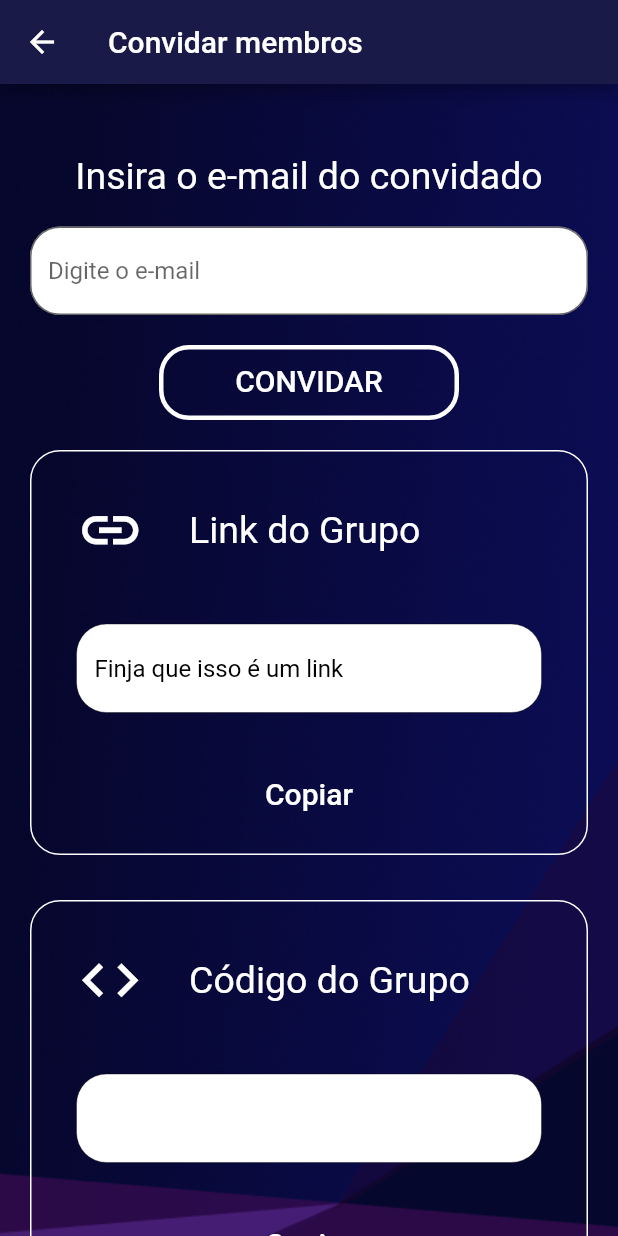
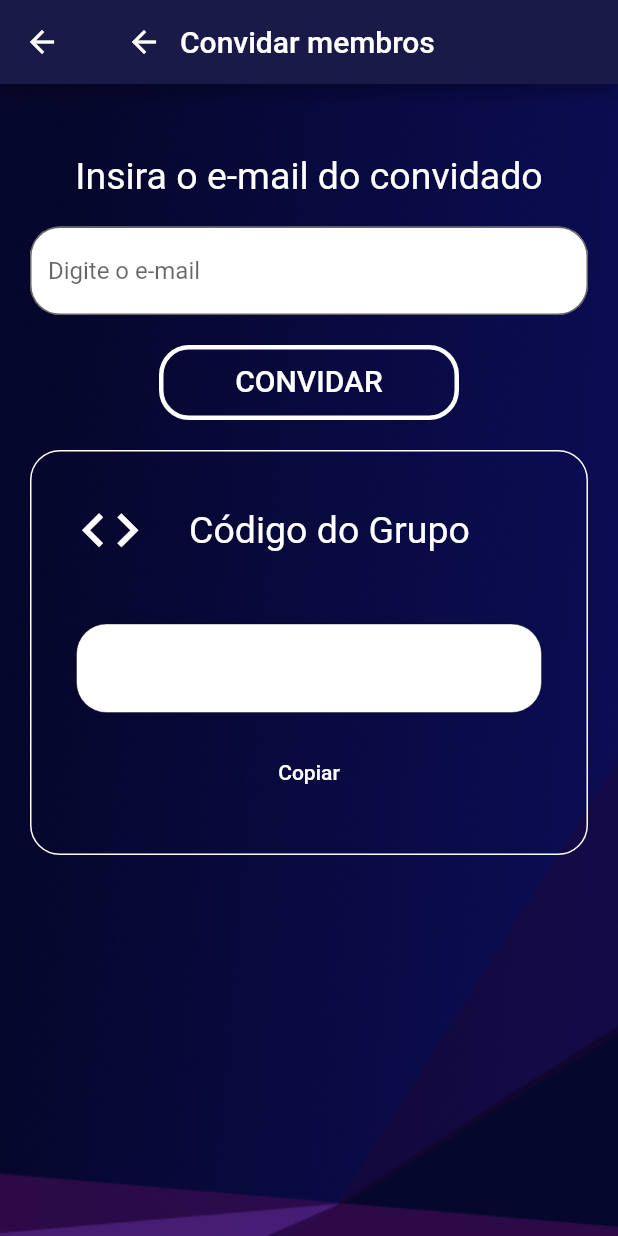
Before and after one commit to HugoTin/Legatto, a Flutter app: the AddMember screen opened directly with empty values, on a phone screen of 412 x 824 dp. Run offline on Flutter 3.47's test engine with Material 3 defaults, Android fonts, the phone set to English and light mode, and no system bars; our stand-ins replace cloud_firestore, dio, dotted_border, file_picker, firebase_auth, firebase_core and 5 more; missing offline and left inert: android_path_provider, info_popup; accounts and stored records are empty.

Commit message:
ultimo commit

```diff
--- a/lib/pages/group/addMember.page.dart
+++ b/lib/pages/group/addMember.page.dart
@@ -1,4 +1,5 @@
 import 'dart:async';
+import 'package:go_router/go_router.dart';
 
 import 'package:cloud_firestore/cloud_firestore.dart';
 import 'package:flutter/material.dart';
@@ -48,11 +49,16 @@ class _AddMemberState extends State<AddMember> {
   Widget build(BuildContext context) {
     return Scaffold(
         appBar: AppBar(
-          title: Text("Convidar membros"),
+          title: Row(children: [
+            IconButton(
+                onPressed: () => GoRouter.of(context).go("/home"),
+                icon: const Icon(Icons.arrow_back)),
+            const Text("Convidar membros")
+          ]),
         ),
         body: Container(
-          padding: EdgeInsets.fromLTRB(20, 50, 20, 0),
-          decoration: BoxDecoration(
+          padding: const EdgeInsets.fromLTRB(20, 50, 20, 0),
+          decoration: const BoxDecoration(
               image: DecorationImage(
             image: AssetImage("images/HomeBackground.png"),
             fit: BoxFit.fill,
@@ -64,16 +70,16 @@ class _AddMemberState extends State<AddMember> {
                   child: Column(
                     children: [
                       Container(
-                          margin: EdgeInsets.only(bottom: 20),
+                          margin: const EdgeInsets.only(bottom: 20),
                           width: 350,
-                          child: Text("Insira o e-mail do convidado",
+                          child: const Text("Insira o e-mail do convidado",
                               textAlign: TextAlign.center,
                               style: TextStyle(
                                   height: 1,
                                   fontSize: 25,
                                   color: Colors.white))),
                       TextField(
-                          style: TextStyle(color: Colors.black),
+                          style: const TextStyle(color: Colors.black),
                           maxLength: 8,
                           decoration: InputDecoration(
                             hintText: "Digite o e-mail",
@@ -85,27 +91,88 @@ class _AddMemberState extends State<AddMember> {
                           ),
                           keyboardType: TextInputType.emailAddress),
                       Container(
-                        margin: EdgeInsets.fromLTRB(0, 20, 0, 20),
+                        margin: const EdgeInsets.fromLTRB(0, 20, 0, 20),
                         width: 200,
                         height: 50,
                         child: OutlinedButton(
-                          child: Text(
-                            "CONVIDAR",
-                            style: TextStyle(
-                                height: 1, fontSize: 20, color: Colors.white),
-                          ),
                           style: OutlinedButton.styleFrom(
-                              side: BorderSide(
+                              side: const BorderSide(
                                 width: 3.0,
                                 color: Colors.white,
                               ),
                               shape: RoundedRectangleBorder(
                                   borderRadius: BorderRadius.circular(20))),
                           onPressed: () => _onEntry(context),
+                          child: const Text(
+                            "CONVIDAR",
+                            style: TextStyle(
+                                height: 1, fontSize: 20, color: Colors.white),
+                          ),
                         ),
                       ),
+                      // Container(
+                      //   padding: const EdgeInsets.all(30),
+                      //   width: 500,
+                      //   height: 270,
+                      //   decoration: BoxDecoration(
+                      //       border: Border.all(color: Colors.white),
+                      //       borderRadius: BorderRadius.circular(20)),
+                      //   child: const Column(
+                      //     children: [
+                      //       // Row(
+                      //       //   children: [
+                      //       //     Icon(
+                      //       //       Icons.link,
+                      //       //       size: 45,
+                      //       //     ),
+                      //       //     SizedBox(
+                      //       //       width: 30,
+                      //       //     ),
+                      //       //     Text("Link do Grupo",
+                      //       //         style: TextStyle(fontSize: 25))
+                      //       //   ],
+                      //       // ),
+                      //       // const SizedBox(
+                      //       //   height: 40,
+                      //       // ),
+                      //       // TextField(
+                      //       //   decoration: InputDecoration(
+                      //       //     border: OutlineInputBorder(
+                      //       //         borderRadius: BorderRadius.circular(20)),
+                      //       //     filled: true,
+                      //       //     fillColor: Colors.white,
+                      //       //     counterText: "",
+                      //       //   ),
+                      //       //   style: const TextStyle(color: Colors.black),
+                      //       //   controller: groupLink,
+                      //       //   enabled: false,
+                      //       // ),
+                      //       // const SizedBox(height: 30),
+                      //       // TextButton(
+                      //       //     onPressed: () {
+                      //       //       Clipboard.setData(
+                      //       //           ClipboardData(text: groupLink.text));
+                      //       //       ScaffoldMessenger.of(context).showSnackBar(
+                      //       //         const SnackBar(
+                      //       //           content: Text('Copiado!'),
+                      //       //           backgroundColor:
+                      //       //               Color.fromRGBO(70, 29, 115, 1),
+                      //       //           duration: Duration(seconds: 3),
+                      //       //         ),
+                      //       //       );
+                      //       //     },
+                      //       //     child: const Text(
+                      //       //       "Copiar",
+                      //       //       style: TextStyle(fontSize: 20),
+                      //       //     )),
+                      //     ],
+                      //   ),
+                      // ),
+                      // const SizedBox(
+                      //   height: 30,
+                      // ),
                       Container(
-                        padding: EdgeInsets.all(30),
+                        padding: const EdgeInsets.all(30),
                         width: 500,
                         height: 270,
                         decoration: BoxDecoration(
@@ -113,68 +180,7 @@ class _AddMemberState extends State<AddMember> {
                             borderRadius: BorderRadius.circular(20)),
                         child: Column(
                           children: [
-                            Row(
-                              children: [
-                                Icon(
-                                  Icons.link,
-                                  size: 45,
-                                ),
-                                SizedBox(
-                                  width: 30,
-                                ),
-                                Text("Link do Grupo",
-                                    style: TextStyle(fontSize: 25))
-                              ],
-                            ),
-                            SizedBox(
-                              height: 40,
-                            ),
-                            TextField(
-                              decoration: InputDecoration(
-                                border: OutlineInputBorder(
-                                    borderRadius: BorderRadius.circular(20)),
-                                filled: true,
-                                fillColor: Colors.white,
-                                counterText: "",
-                              ),
-                              style: TextStyle(color: Colors.black),
-                              controller: groupLink,
-                              enabled: false,
-                            ),
-                            SizedBox(height: 30),
-                            TextButton(
-                                onPressed: () {
-                                  Clipboard.setData(
-                                      ClipboardData(text: groupLink.text));
-                                  ScaffoldMessenger.of(context).showSnackBar(
-                                    SnackBar(
-                                      content: Text('Copiado!'),
-                                      backgroundColor:
-                                          Color.fromRGBO(70, 29, 115, 1),
-                                      duration: const Duration(seconds: 3),
-                                    ),
-                                  );
-                                },
-                                child: Text(
-                                  "Copiar",
-                                  style: TextStyle(fontSize: 20),
-                                )),
-                          ],
-                        ),
-                      ),
-                      SizedBox(
-                        height: 30,
-                      ),
-                      Container(
-                        padding: EdgeInsets.all(30),
-                        width: 500,
-                        height: 270,
-                        decoration: BoxDecoration(
-                            border: Border.all(color: Colors.white),
-                            borderRadius: BorderRadius.circular(20)),
-                        child: Column(
-                          children: [
-                            Row(
+                            const Row(
                               children: [
                                 Icon(
                                   Icons.code,
@@ -187,7 +193,7 @@ class _AddMemberState extends State<AddMember> {
                                     style: TextStyle(fontSize: 25))
                               ],
                             ),
-                            SizedBox(
+                            const SizedBox(
                               height: 40,
                             ),
                             TextField(
@@ -198,27 +204,30 @@ class _AddMemberState extends State<AddMember> {
                                 fillColor: Colors.white,
                                 counterText: "",
                               ),
-                              style: TextStyle(color: Colors.black),
+                              style: const TextStyle(color: Colors.black),
                               controller: groupCode,
                               enabled: false,
                             ),
-                            SizedBox(height: 30),
+                            const SizedBox(
+                              height: 16,
+                              width: 20,
+                            ),
                             TextButton(
                                 onPressed: () {
                                   Clipboard.setData(
                                       ClipboardData(text: groupCode.text));
                                   ScaffoldMessenger.of(context).showSnackBar(
-                                    SnackBar(
+                                    const SnackBar(
                                       content: Text('Copiado!'),
                                       backgroundColor:
                                           Color.fromRGBO(70, 29, 115, 1),
-                                      duration: const Duration(seconds: 3),
+                                      duration: Duration(seconds: 3),
                                     ),
                                   );
                                 },
-                                child: Text(
+                                child: const Text(
                                   "Copiar",
-                                  style: TextStyle(fontSize: 20),
+                                  style: TextStyle(fontSize: 14),
                                 )),
                           ],
                         ),
```
